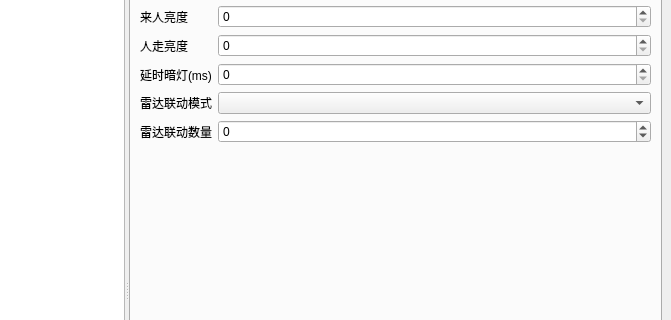
Old version of the form myesp_tool/ui/mainwindow.ui in the repository wention/myesp_tool; both pictures show x 267 to 938 and y 117 to 437 of the 938 by 836 pixel window.
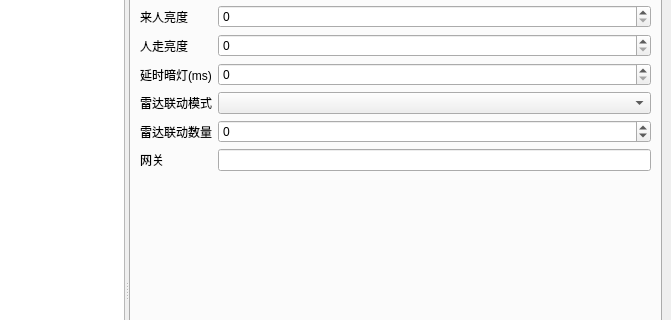
New version of the form. The open tabs and pages were chosen to show the change.

Commit message:
feat(ui): 新增网关地址配置读写
- 配置读取：解析 gateway_addr (BLOB 类型)，默认 ff:ff:ff:ff:ff:ff
- 配置写入：支持 gateway_addr 地址格式校验
- UI：维护页新增网关地址输入框
- 简化配置写入状态提示

The edit to the form file:
```diff
--- a/myesp_tool/ui/mainwindow.ui
+++ b/myesp_tool/ui/mainwindow.ui
@@ -412,6 +412,16 @@
              </property>
             </widget>
            </item>
+           <item row="6" column="0">
+            <widget class="QLabel" name="label_9">
+             <property name="text">
+              <string>网关</string>
+             </property>
+            </widget>
+           </item>
+           <item row="6" column="1">
+            <widget class="QLineEdit" name="edit_gw_addr"/>
+           </item>
           </layout>
          </item>
          <item>
```
The commit also changes 2 other files.
